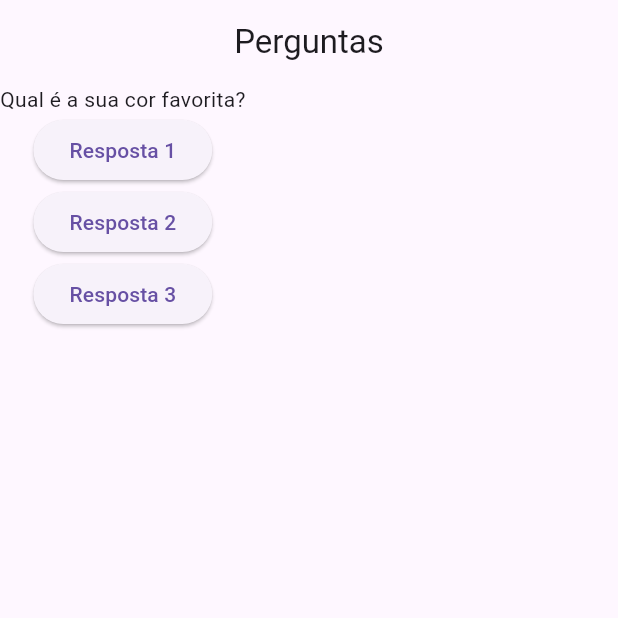
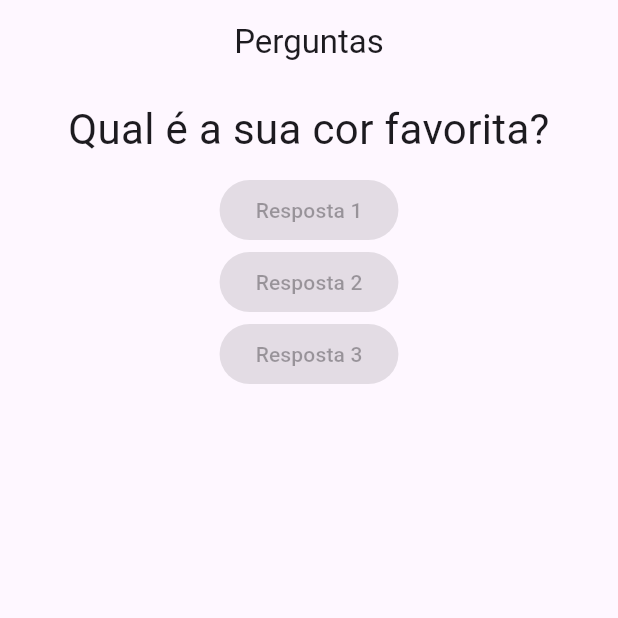
Before and after one commit to PedroHSiqueira/App_Questions, a Flutter app: the screen it shows after launch, on a phone screen of 412 x 824 dp, the top half of it. Run offline on Flutter 3.47's test engine with Material 3 defaults, Android fonts, the phone set to English and light mode, and no system bars.

Commit message:
ADD answer.dart

```diff
--- a/lib/main.dart
+++ b/lib/main.dart
@@ -1,16 +1,15 @@
 import 'package:flutter/material.dart';
 import './questao.dart';
+import './resposta.dart';
 
-void main() {
-  runApp(PerguntaApp());
-}
+void main() => runApp(const PerguntaApp());
 
 class _PerguntaAppState extends State<PerguntaApp> {
   var _perguntaSelecionada = 0;
 
   void _responder() {
     setState(() {
-    _perguntaSelecionada++;
+      _perguntaSelecionada++;
     });
     print(_perguntaSelecionada);
   }
@@ -31,18 +30,9 @@ class _PerguntaAppState extends State<PerguntaApp> {
         body: Column(
           children: [
             Questao(perguntas[_perguntaSelecionada]),
-            ElevatedButton(
-              onPressed: _responder,
-              child: const Text('Resposta 1'),
-            ),
-            ElevatedButton(
-              onPressed: _responder,
-              child: const Text('Resposta 2'),
-            ),
-            ElevatedButton(
-              onPressed: _responder,
-              child: const Text('Resposta 3'),
-            ),
+            const Resposta("Resposta 1"),
+            const Resposta("Resposta 2"),
+            const Resposta("Resposta 3"),
           ],
         ),
       ),
@@ -51,6 +41,8 @@ class _PerguntaAppState extends State<PerguntaApp> {
 }
 
 class PerguntaApp extends StatefulWidget {
+  const PerguntaApp({super.key});
+
   @override
   _PerguntaAppState createState() {
     return _PerguntaAppState();
--- a/lib/questao.dart
+++ b/lib/questao.dart
@@ -3,10 +3,18 @@ import 'package:flutter/material.dart';
 class Questao extends StatelessWidget {
   final String texto;
 
-  const Questao(this.texto);
+  const Questao(this.texto, {super.key});
 
   @override
   Widget build(BuildContext context) {
-    return Text(texto);
+    return Container(
+      width: double.infinity,
+      margin: const EdgeInsets.all(10),
+      child: Text(
+        texto,
+        style: const TextStyle(fontSize: 28),
+        textAlign: TextAlign.center,
+      ),
+    );
   }
 }
--- /dev/null
+++ b/lib/resposta.dart
@@ -0,0 +1,15 @@
+import 'package:flutter/material.dart';
+
+class Resposta extends StatelessWidget {
+  final String texto;
+
+  const Resposta(this.texto, {super.key});
+
+  @override
+  Widget build(BuildContext context) {
+    return ElevatedButton(
+      onPressed: null,
+      child: Text(texto),
+    );
+  }
+}
```
